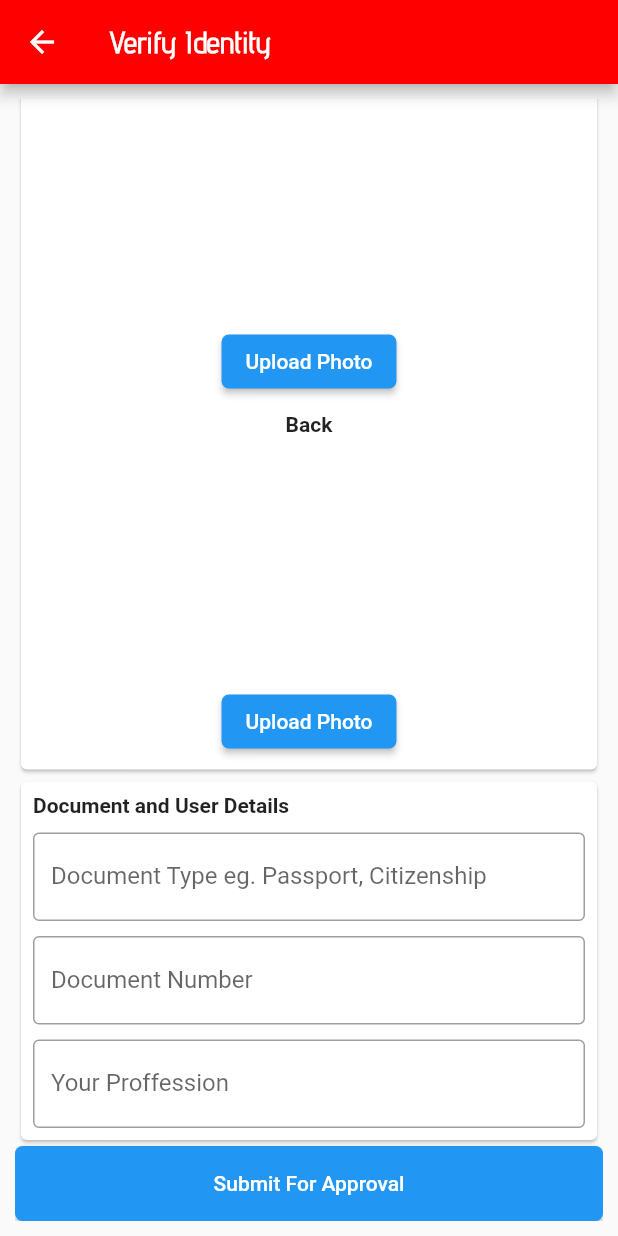
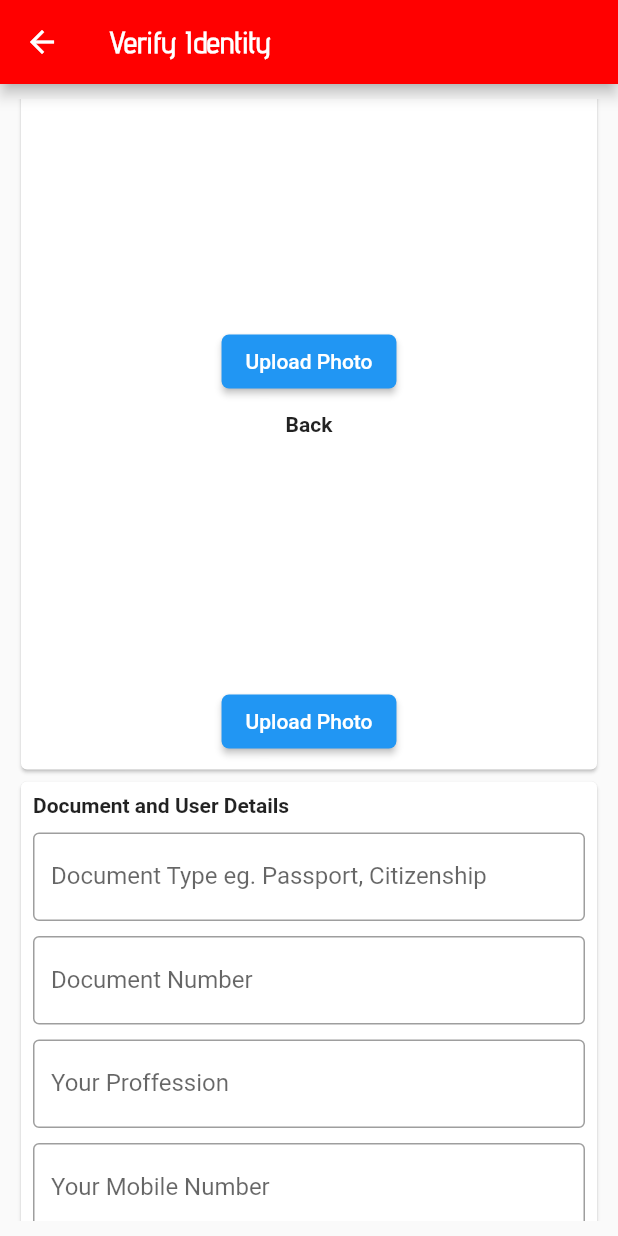
Before and after one commit to apilsamrat/emergencyaccidentalert, a Flutter app: the VerifyIdentityPage screen opened directly, scrolled down 425 dp, on a phone screen of 412 x 824 dp. Run offline on Flutter 3.47's test engine with Material 2 defaults, Android fonts, the phone set to English and light mode, and no system bars; our stand-ins replace animated_flip_counter, cloud_firestore, file_picker, firebase_auth, firebase_core, firebase_storage and 2 more; missing offline and left inert: onesignal_flutter; accounts and stored records are empty.

Commit message:
Fully working push notification sender. mobile number added on kyc verification. checked verification status in home page and react as per the result.    Stable Version With No Bug Up to this

```diff
--- a/lib/layouts/verify.dart
+++ b/lib/layouts/verify.dart
@@ -9,6 +9,7 @@ import 'package:firebase_auth/firebase_auth.dart';
 import 'package:flutter/cupertino.dart';
 import 'package:flutter/foundation.dart';
 import 'package:flutter/material.dart';
+import 'package:flutter/services.dart';
 
 bool _isUploadingEnabled = true;
 
@@ -23,6 +24,7 @@ File? _documentBackMobile;
 TextEditingController _documentTypeController = TextEditingController();
 TextEditingController _documentNumberController = TextEditingController();
 TextEditingController _proffessionController = TextEditingController();
+TextEditingController _mobileNumberController = TextEditingController();
 
 class VerifyIdentityPage extends StatefulWidget {
   const VerifyIdentityPage({super.key});
@@ -274,6 +276,21 @@ class _VerifyIdentityPageState extends State<VerifyIdentityPage> {
                           _isUploadingEnabled = true;
                         },
                       ),
+                      const SizedBox(height: 10),
+                      TextField(
+                        controller: _mobileNumberController,
+                        textInputAction: TextInputAction.next,
+                        inputFormatters: [
+                          FilteringTextInputFormatter.allow(RegExp(r'[0-9]')),
+                        ],
+                        decoration: const InputDecoration(
+                          labelText: "Your Mobile Number",
+                          border: OutlineInputBorder(),
+                        ),
+                        onChanged: (value) {
+                          _isUploadingEnabled = true;
+                        },
+                      ),
                     ],
                   ),
                 ),
@@ -327,7 +344,9 @@ class _VerifyIdentityPageState extends State<VerifyIdentityPage> {
                                             documentNumber:
                                                 _documentNumberController.text,
                                             profession:
-                                                _proffessionController.text)
+                                                _proffessionController.text,
+                                            number:
+                                                _mobileNumberController.text)
                                         .then((value) async {
                                       FirebaseFirestore.instance
                                           .doc(
--- a/lib/logics/verify_logic.dart
+++ b/lib/logics/verify_logic.dart
@@ -75,6 +75,7 @@ class Verify {
     required String documentType,
     required String documentNumber,
     required String profession,
+    required String number,
   }) async {
     Reference ppRef = FirebaseStorage.instance.ref(
         "users/${FirebaseAuth.instance.currentUser!.uid}/documents/pp.jpg");
@@ -118,6 +119,7 @@ class Verify {
           "documentType": documentType,
           "documentNumber": documentNumber,
           "profession": profession,
+          "mobile": number,
         },
       );
     } on FirebaseException catch (error) {
```
Also changed, not shown: lib/layouts/home.dart (+81 -0 lines), lib/layouts/report.dart (+13 -1 lines), lib/logics/reportlogic.dart (+10 -4 lines).
